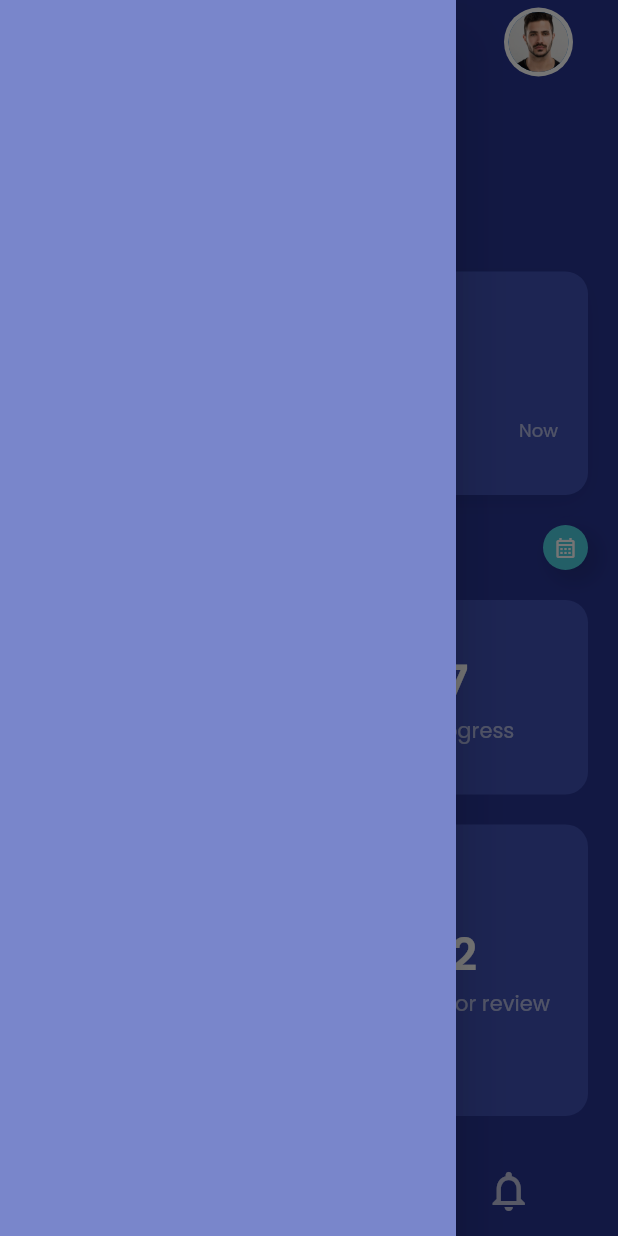
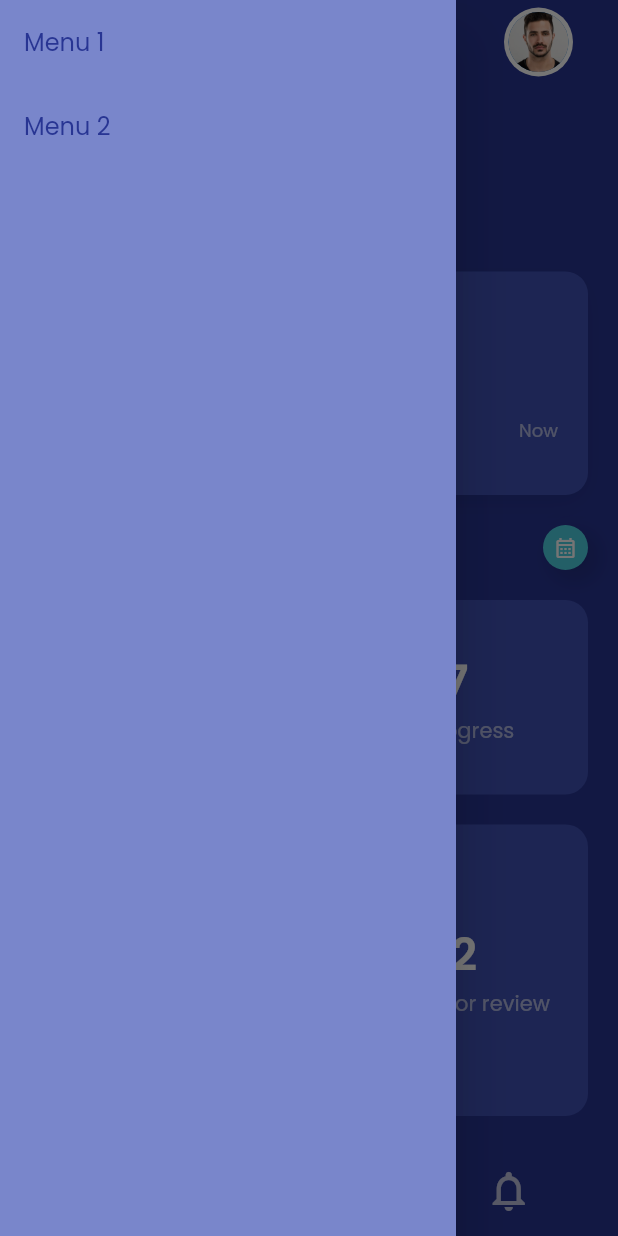
Before and after one commit to farhan-syah/flutter-training-18-Jul, a Flutter app: the HomeScreen screen opened directly, with the side drawer open, on a phone screen of 412 x 824 dp. Run offline on Flutter 3.47's test engine with Material 2 defaults, Android fonts, the phone set to English and light mode, and no system bars.

Commit message:
Populate drawer

```diff
--- a/lib/home.screen.dart
+++ b/lib/home.screen.dart
@@ -12,7 +12,7 @@ class HomeScreen extends StatelessWidget {
       appBar: AppBar(
         leading: Builder(builder: (context) {
           return InkWell(
-            child: const Icon(Icons.draw),
+            child: const Icon(Icons.menu),
             onTap: () {
               Scaffold.of(context).openDrawer();
             },
@@ -36,9 +36,31 @@ class HomeScreen extends StatelessWidget {
         ],
       ),
       drawer: Drawer(
-          child: Container(
-        color: Colors.indigo.shade300,
-      )),
+        child: Material(
+          color: Colors.indigo.shade300,
+          child: ListTileTheme(
+            textColor: Colors.indigo.shade800,
+            child: SafeArea(
+              child: Column(
+                children: [
+                  ListTile(
+                    title: const Text('Menu 1'),
+                    onTap: () {
+                      Navigator.pop(context);
+                    },
+                  ),
+                  ListTile(
+                    title: const Text('Menu 2'),
+                    onTap: () {
+                      Navigator.pop(context);
+                    },
+                  )
+                ],
+              ),
+            ),
+          ),
+        ),
+      ),
       body: Padding(
         padding: const EdgeInsets.all(20),
         child: Column(
```
